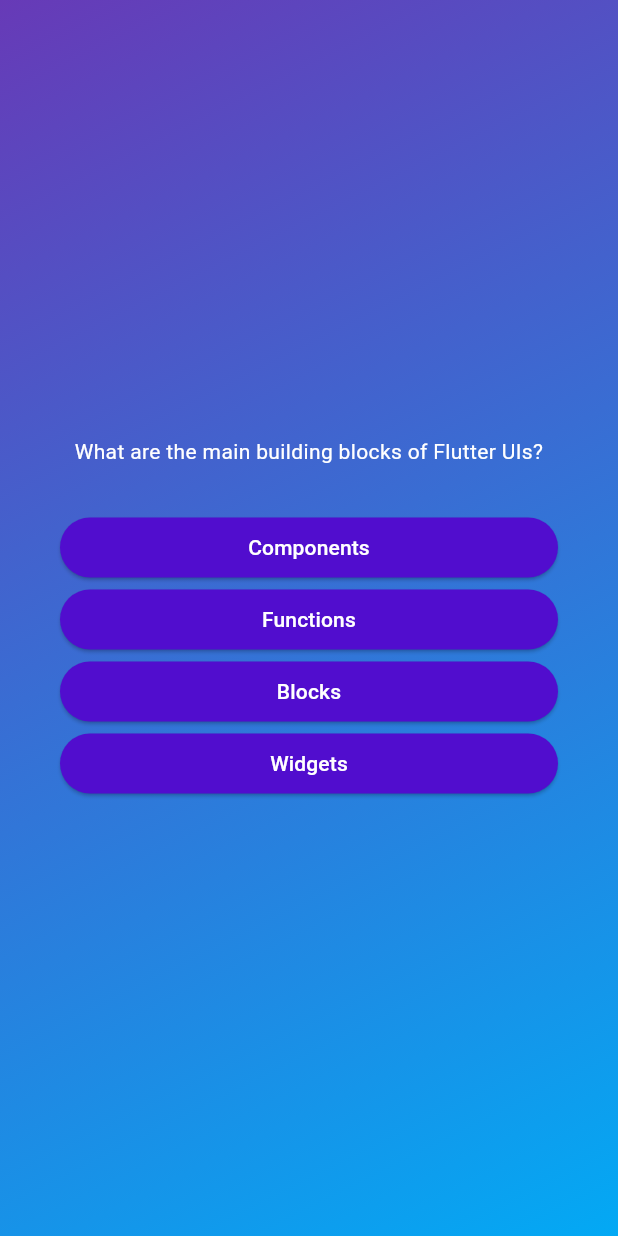
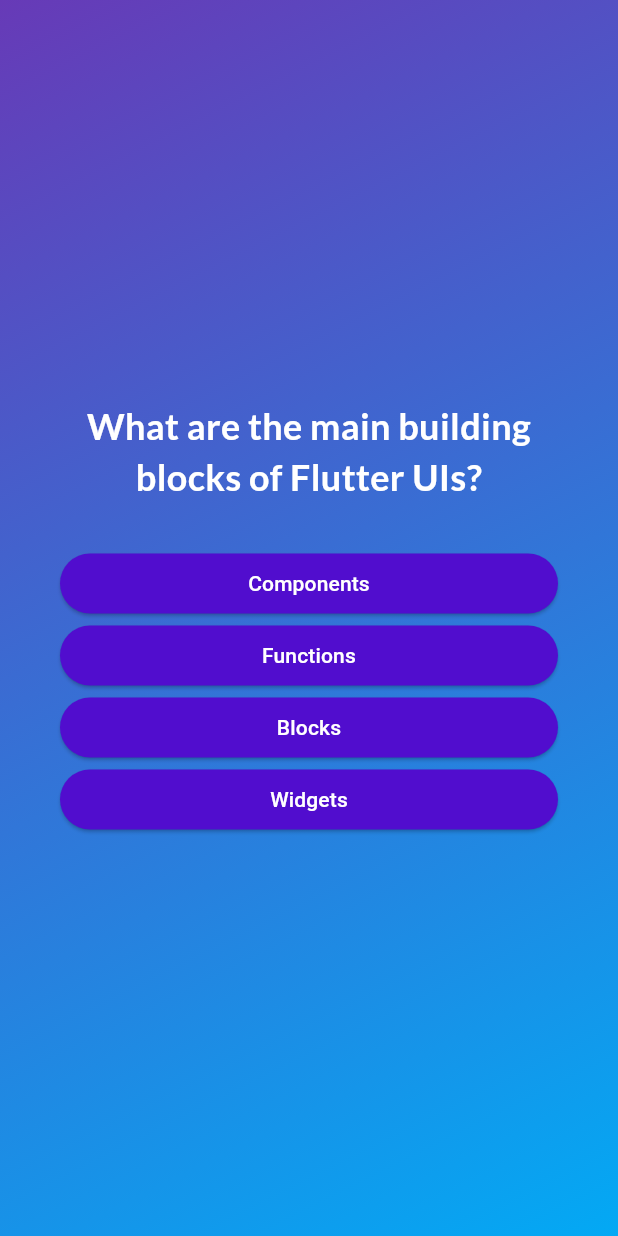
Before and after one commit to lightrao/fundamentals_deep_dive_quiz_app, a Flutter app: the screen it shows after launch, after a tap on "Start Quize", on a phone screen of 412 x 824 dp. Run offline on Flutter 3.47's test engine with Material 3 defaults, Android fonts, the phone set to English and light mode, and no system bars; our stand-ins replace google_fonts.

Commit message:
Using Third-Party Packages & Adding Google Fonts

```diff
--- a/lib/questions_screen.dart
+++ b/lib/questions_screen.dart
@@ -1,4 +1,5 @@
 import 'package:flutter/material.dart';
+import 'package:google_fonts/google_fonts.dart';
 
 import 'package:fundamentals_deep_dive_quiz_app/answer_button.dart';
 import 'package:fundamentals_deep_dive_quiz_app/data/questions.dart';
@@ -35,8 +36,10 @@
           children: [
             Text(
               currentQuestion.text,
-              style: const TextStyle(
+              style: GoogleFonts.lato(
                 color: Colors.white,
+                fontSize: 24,
+                fontWeight: FontWeight.bold,
               ),
               textAlign: TextAlign.center,
             ),
--- a/lib/start_screen.dart
+++ b/lib/start_screen.dart
@@ -1,4 +1,5 @@
 import 'package:flutter/material.dart';
+import 'package:google_fonts/google_fonts.dart';
 
 class StartScreen extends StatelessWidget {
   const StartScreen(this.startQuiz, {super.key});
@@ -19,9 +20,9 @@
           const SizedBox(
             height: 80,
           ),
-          const Text(
+          Text(
             'Learn Flutter The Fun Way!',
-            style: TextStyle(
+            style: GoogleFonts.lato(
               color: Colors.white,
               fontSize: 24,
             ),
--- a/pubspec.yaml
+++ b/pubspec.yaml
@@ -35,6 +35,7 @@
   # The following adds the Cupertino Icons font to your application.
   # Use with the CupertinoIcons class for iOS style icons.
   cupertino_icons: ^1.0.8
+  google_fonts: ^6.2.1
 
 dev_dependencies:
   flutter_test:
```
Also changed, not shown: pubspec.lock, 8 other files.
